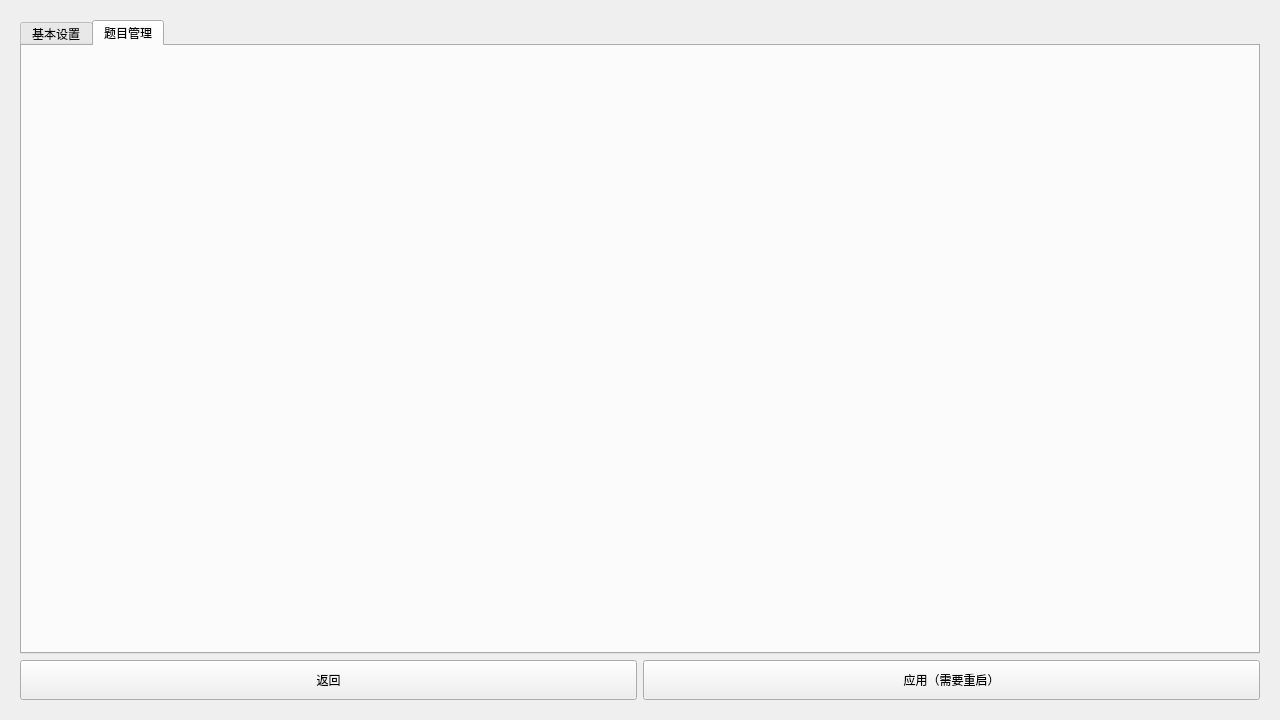
This is ui/main.ui in XiaoCZ-Wu/English-Multiple-Choice-Summary as Qt 5 draws it before an edit. The edited form follows.
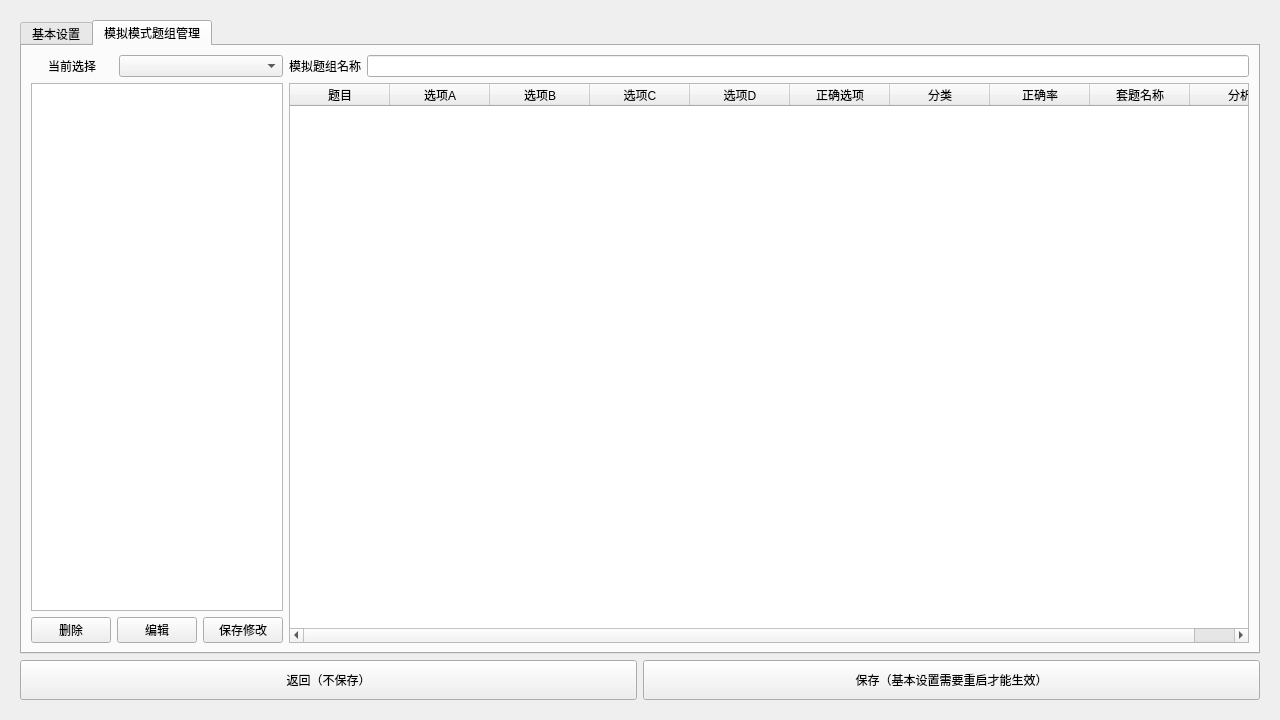
This is the edited form. The open tabs and pages were chosen to show the change.

Patch:
```diff
--- a/ui/main.ui
+++ b/ui/main.ui
@@ -1122,8 +1122,174 @@
          </widget>
          <widget class="QWidget" name="tab_2">
           <attribute name="title">
-           <string>题目管理</string>
+           <string>模拟模式题组管理</string>
           </attribute>
+          <layout class="QVBoxLayout" name="verticalLayout_17">
+           <item>
+            <layout class="QHBoxLayout" name="horizontalLayout_40" stretch="1,4">
+             <item>
+              <layout class="QVBoxLayout" name="verticalLayout_15">
+               <item>
+                <layout class="QHBoxLayout" name="horizontalLayout_38" stretch="1,2">
+                 <item>
+                  <widget class="QLabel" name="label_25">
+                   <property name="text">
+                    <string>当前选择</string>
+                   </property>
+                   <property name="alignment">
+                    <set>Qt::AlignmentFlag::AlignCenter</set>
+                   </property>
+                  </widget>
+                 </item>
+                 <item>
+                  <widget class="QComboBox" name="comboBox_2"/>
+                 </item>
+                </layout>
+               </item>
+               <item>
+                <widget class="QListWidget" name="listWidget"/>
+               </item>
+               <item>
+                <layout class="QHBoxLayout" name="horizontalLayout_37">
+                 <item>
+                  <widget class="QPushButton" name="pushButton_25">
+                   <property name="text">
+                    <string>删除</string>
+                   </property>
+                  </widget>
+                 </item>
+                 <item>
+                  <widget class="QPushButton" name="pushButton_26">
+                   <property name="text">
+                    <string>编辑</string>
+                   </property>
+                  </widget>
+                 </item>
+                 <item>
+                  <widget class="QPushButton" name="pushButton_27">
+                   <property name="text">
+                    <string>保存修改</string>
+                   </property>
+                  </widget>
+                 </item>
+                </layout>
+               </item>
+              </layout>
+             </item>
+             <item>
+              <layout class="QVBoxLayout" name="verticalLayout_16">
+               <item>
+                <layout class="QHBoxLayout" name="horizontalLayout_39">
+                 <item>
+                  <widget class="QLabel" name="label_26">
+                   <property name="text">
+                    <string>模拟题组名称</string>
+                   </property>
+                   <property name="alignment">
+                    <set>Qt::AlignmentFlag::AlignCenter</set>
+                   </property>
+                  </widget>
+                 </item>
+                 <item>
+                  <widget class="QLineEdit" name="lineEdit_2"/>
+                 </item>
+                </layout>
+               </item>
+               <item>
+                <widget class="QTableWidget" name="tableWidget_2">
+                 <property name="styleSheet">
+                  <string notr="true">/* 默认单元格 */
+QTableWidget::item {
+    background-color: #ffffff;
+    color: #333333;
+}
+
+/* 鼠标悬停在未选中的单元格上 */
+QTableWidget::item:hover {
+    background-color: #e8f5e9; /* 极淡的绿色 */
+}
+
+/* 单元格被选中时 */
+QTableWidget::item:selected {
+    background-color: #4db6ac; /* 柔和的青绿色 */
+    color: #ffffff;
+}
+
+/* 鼠标悬停在已选中的单元格上 */
+QTableWidget::item:selected:hover {
+    background-color: #26a69a; /* 选中状态下悬停，颜色略深 */
+    color: #ffffff;
+}</string>
+                 </property>
+                 <property name="selectionBehavior">
+                  <enum>QAbstractItemView::SelectionBehavior::SelectRows</enum>
+                 </property>
+                 <property name="verticalScrollMode">
+                  <enum>QAbstractItemView::ScrollMode::ScrollPerPixel</enum>
+                 </property>
+                 <property name="horizontalScrollMode">
+                  <enum>QAbstractItemView::ScrollMode::ScrollPerPixel</enum>
+                 </property>
+                 <property name="gridStyle">
+                  <enum>Qt::PenStyle::NoPen</enum>
+                 </property>
+                 <column>
+                  <property name="text">
+                   <string>题目</string>
+                  </property>
+                 </column>
+                 <column>
+                  <property name="text">
+                   <string>选项A</string>
+                  </property>
+                 </column>
+                 <column>
+                  <property name="text">
+                   <string>选项B</string>
+                  </property>
+                 </column>
+                 <column>
+                  <property name="text">
+                   <string>选项C</string>
+                  </property>
+                 </column>
+                 <column>
+                  <property name="text">
+                   <string>选项D</string>
+                  </property>
+                 </column>
+                 <column>
+                  <property name="text">
+                   <string>正确选项</string>
+                  </property>
+                 </column>
+                 <column>
+                  <property name="text">
+                   <string>分类</string>
+                  </property>
+                 </column>
+                 <column>
+                  <property name="text">
+                   <string>正确率</string>
+                  </property>
+                 </column>
+                 <column>
+                  <property name="text">
+                   <string>套题名称</string>
+                  </property>
+                 </column>
+                 <column>
+                  <property name="text">
+                   <string>分析</string>
+                  </property>
+                 </column>
+                </widget>
+               </item>
+              </layout>
+             </item>
+            </layout>
+           </item>
+          </layout>
          </widget>
         </widget>
        </item>
@@ -1138,7 +1304,7 @@
             </size>
            </property>
            <property name="text">
-            <string>返回</string>
+            <string>返回（不保存）</string>
            </property>
           </widget>
          </item>
@@ -1151,7 +1317,7 @@
             </size>
            </property>
            <property name="text">
-            <string>应用（需要重启）</string>
+            <string>保存（基本设置需要重启才能生效）</string>
            </property>
           </widget>
          </item>
```
Left out of the diff: 8 changed lines with no effect on the pictures.
